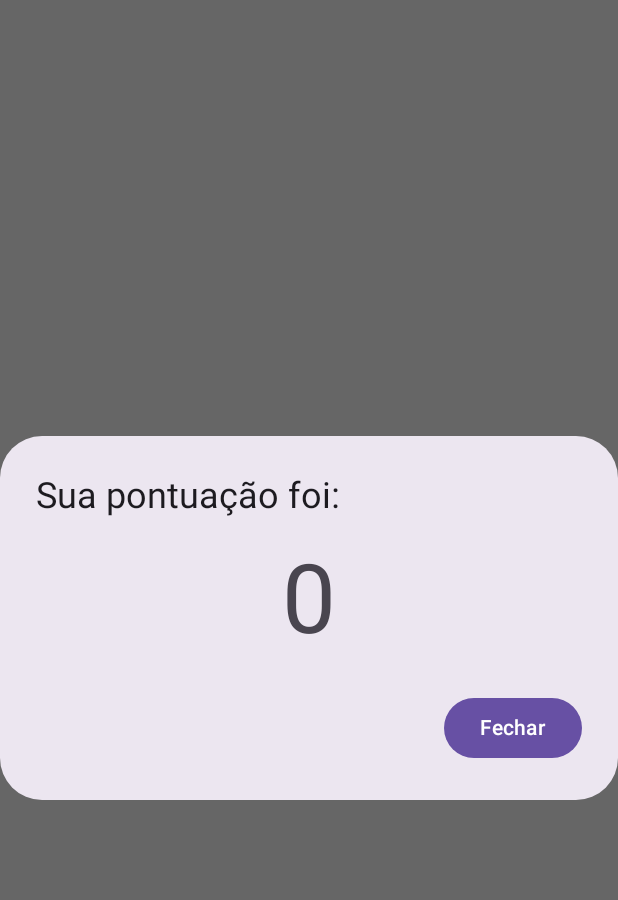
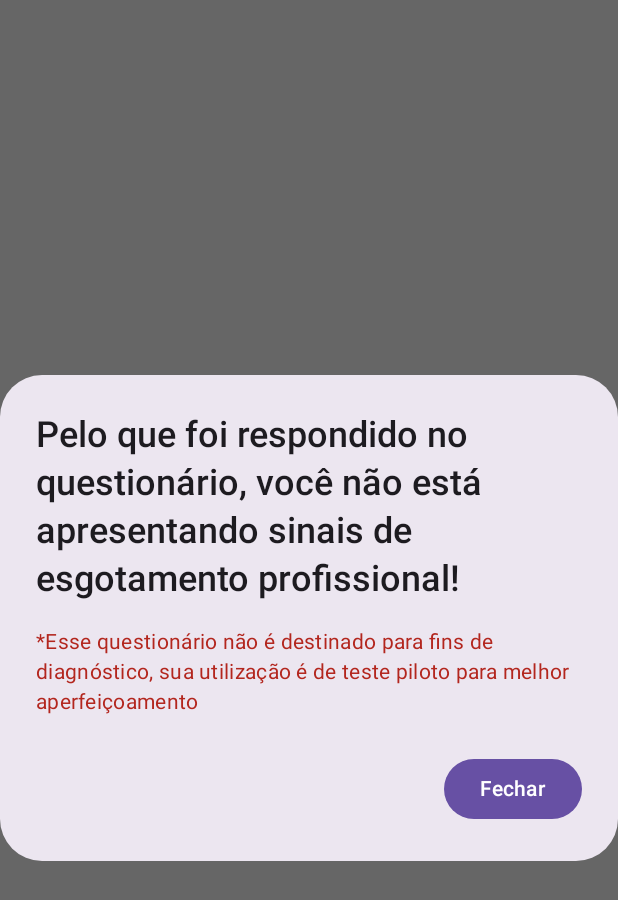
Before and after one commit to janssenbatista/enfburnout, an Android app built with Jetpack Compose: the @Preview function ResultDialogPreview, on a phone screen of 412 x 824 dp. Shown: the top 900 px of the screen. Run offline under Robolectric (Android 15) with nearby library versions, the phone set to English and light mode, and no system bars.

Commit message:
feat: update result dialog answer

```diff
--- a/app/src/main/java/dev/janssenbatista/enfburnout/components/ResultDialog.kt
+++ b/app/src/main/java/dev/janssenbatista/enfburnout/components/ResultDialog.kt
@@ -1,32 +1,39 @@
 package dev.janssenbatista.enfburnout.components
 
-import androidx.compose.foundation.layout.fillMaxWidth
 import androidx.compose.material3.AlertDialog
 import androidx.compose.material3.Button
+import androidx.compose.material3.MaterialTheme
 import androidx.compose.material3.Text
 import androidx.compose.runtime.Composable
-import androidx.compose.ui.Modifier
-import androidx.compose.ui.text.style.TextAlign
+import androidx.compose.ui.text.font.FontWeight
 import androidx.compose.ui.tooling.preview.Preview
-import androidx.compose.ui.unit.sp
 import androidx.compose.ui.window.DialogProperties
 
 @Composable
 fun ResultDialog(points: Int = 0, onClose: () -> Unit = {}) {
-    AlertDialog(onDismissRequest = {}, confirmButton = {
-        Button(onClick = onClose) {
-            Text(text = "Fechar")
-        }
-    }, title = {
-        Text(text = "Sua pontuação foi:")
-    }, text = {
-        Text(
-            text = points.toString(),
-            fontSize = 64.sp,
-            textAlign = TextAlign.Center,
-            modifier = Modifier.fillMaxWidth()
-        )
-    }, properties = DialogProperties(dismissOnBackPress = false, dismissOnClickOutside = false))
+    val answer = when {
+        points < 50 -> "Pelo que foi respondido no questionário, você não está apresentando sinais de esgotamento profissional!"
+        points in 50..70 -> "Pelo que foi respondido no questionário, você está apresentando alguns sinais de esgotamento profissional!"
+        else -> "Pelo que foi respondido no questionário, você está apresentando grandes sinais de esgotamento profissional!"
+    }
+    AlertDialog(
+        onDismissRequest = {},
+        confirmButton = {
+            Button(onClick = onClose) {
+                Text(text = "Fechar")
+            }
+        },
+        title = {
+            Text(text = answer, fontWeight = FontWeight.Medium)
+        },
+        text = {
+            Text(
+                text = "*Esse questionário não é destinado para fins de diagnóstico, sua utilização é de teste piloto para melhor aperfeiçoamento",
+                color = MaterialTheme.colorScheme.error
+            )
+        },
+        properties = DialogProperties(dismissOnBackPress = false, dismissOnClickOutside = false)
+    )
 }
 
 @Preview
--- a/app/src/main/java/dev/janssenbatista/enfburnout/features/talk/TalkScreen.kt
+++ b/app/src/main/java/dev/janssenbatista/enfburnout/features/talk/TalkScreen.kt
@@ -90,7 +90,6 @@ object TalkScreen : Screen {
             Toast.makeText(content, state.errorMessage, Toast.LENGTH_SHORT).show()
         }
         if (state.points != 0) {
-            Log.d("POINTS", state.points.toString())
             ResultDialog(points = state.points, onClose = {
                 state.setPoints(0)
                 navigator.pop()
--- a/app/src/main/java/dev/janssenbatista/enfburnout/features/talk/TalkViewModel.kt
+++ b/app/src/main/java/dev/janssenbatista/enfburnout/features/talk/TalkViewModel.kt
@@ -1,5 +1,6 @@
 package dev.janssenbatista.enfburnout.features.talk
 
+import android.util.Log
 import androidx.lifecycle.ViewModel
 import androidx.lifecycle.viewModelScope
 import dev.janssenbatista.enfburnout.BuildConfig
@@ -35,10 +36,11 @@ class TalkViewModel(private val apiService: ApiService) : ViewModel() {
                         }
                     }
                     viewModelScope.launch {
-                        apiService.sendAnswers(
+                        val response = apiService.sendAnswers(
                             apiKey = BuildConfig.API_KEY,
                             ApiRequest(answers = _talkState.value.answers.toIntArray())
                         )
+                        Log.d("RESPONSE", response.body().toString())
                     }
                     val result =
                         _talkState.value.answers.reduce { acc, next -> acc + next }
--- a/app/src/main/java/dev/janssenbatista/enfburnout/services/ApiService.kt
+++ b/app/src/main/java/dev/janssenbatista/enfburnout/services/ApiService.kt
@@ -12,5 +12,5 @@ interface ApiService {
     suspend fun sendAnswers(
         @Header("apiKey") apiKey: String,
         @Body answers: ApiRequest
-    ): Response<IntArray>
+    ): Response<Any>
 }
```
